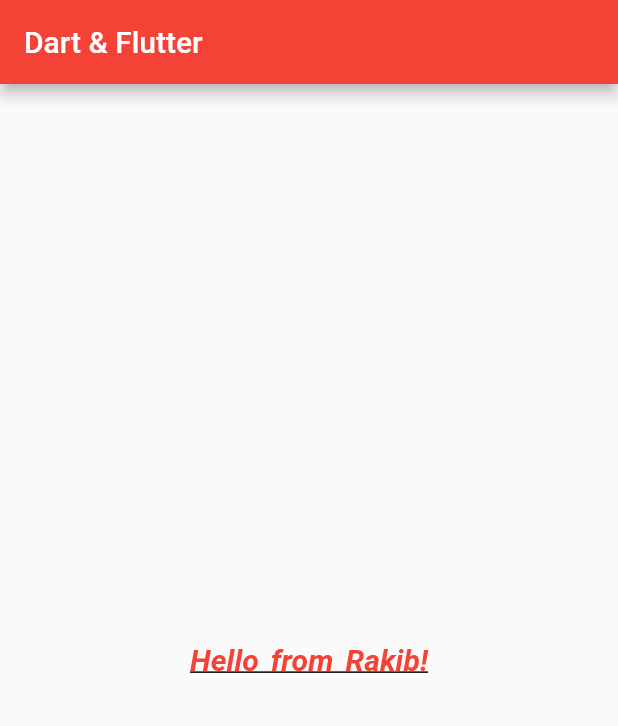
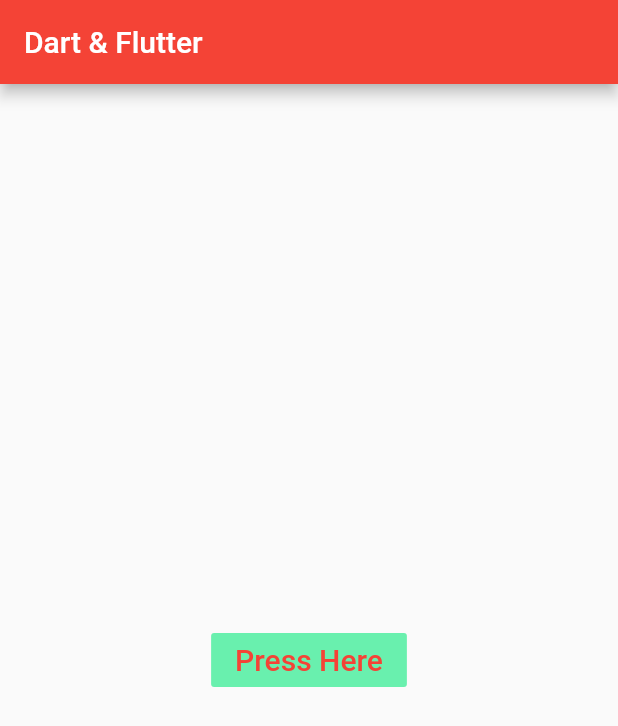
Before and after one commit to Rakibul25/dartandflutter, a Flutter app: the screen it shows after launch, on a phone screen of 412 x 824 dp. Shown: the top 726 px of the screen. Run offline on Flutter 3.47's test engine with Material 2 defaults, Android fonts, the phone set to English and light mode, and no system bars.

Commit message:
flatbutton parameters

```diff
--- a/lib/main.dart
+++ b/lib/main.dart
@@ -15,26 +15,24 @@
       home: Scaffold(
         appBar: AppBar(
           title: Text(
-            "Dart & Flutter"
+            "Dart & Flutter",
           ),
         ),
         body: Center(
-          child: Text(
-            "Hello from $name!",
-            style: TextStyle(
-              color: Colors.red,
-              fontSize: 20.0,
-              fontStyle: FontStyle.italic,
-              fontWeight: FontWeight.bold,
-              wordSpacing: 3,
-              decoration: TextDecoration.underline,
-              decorationColor: Colors.black,
+          child: FlatButton(
+            textColor: Colors.red,
+            color: Colors.greenAccent, //button bg color
+            splashColor: Colors.red,
+            onPressed: (){},
+            child: Text(
+              "Press Here",
+              style: TextStyle(
+                fontSize: 20,
+              ),
             ),
-
           ),
         )
       ),
-
     );
   }
 }
```
